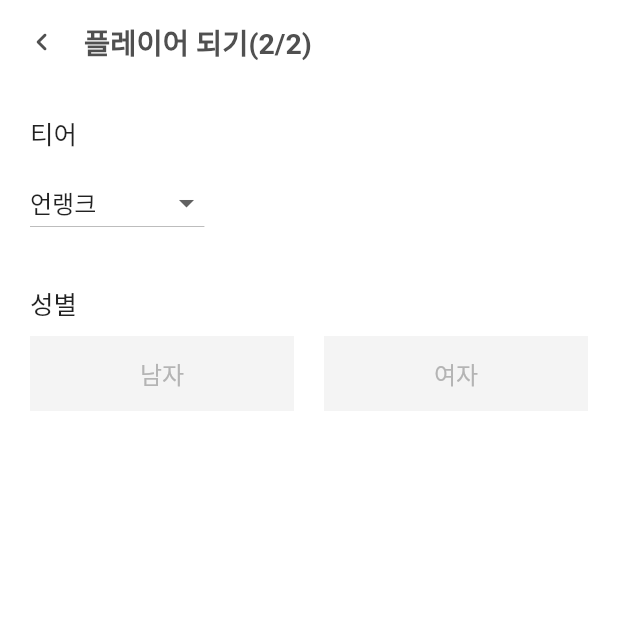
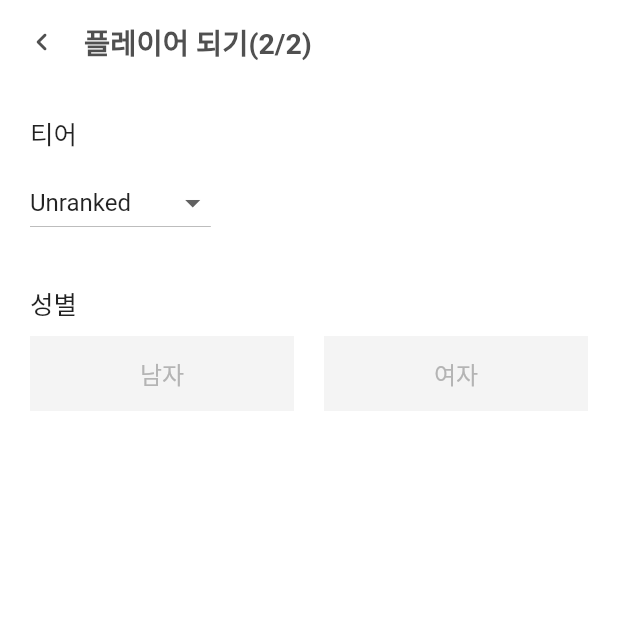
Before and after one commit to XIO1016/gamehaeduo, a Flutter app: the BecomePlayerPage2 screen opened by its route, on a phone screen of 412 x 824 dp, the top half of it. Run offline on Flutter 3.47's test engine with Material 2 defaults, Android fonts, the phone set to English and light mode, and no system bars; our stand-ins replace dio, flutter_rating_bar, flutter_swiper, get, image_picker; missing offline and left inert: dart:ffi, kakao_flutter_sdk_user; accounts and stored records are empty; Roboto replaces fonts that are missing (SD).

Commit message:
fix: fix minor errors

```diff
--- a/lib/controller/becomePlayer/BecomePlayerController.dart
+++ b/lib/controller/becomePlayer/BecomePlayerController.dart
@@ -43,18 +43,18 @@ class BecomePlayerController extends GetxController {
   RxBool writeFinish2 = false.obs;
   //티어
   final tierList = [
-    '언랭크',
-    '아이언',
-    '브론즈',
-    '실버',
-    '골드',
-    '플래티넘',
-    '다이아',
-    '마스터',
-    '그랜드 마스터',
-    '챌린저'
+    'Unranked',
+    'Iron',
+    'Bronze',
+    'Silver',
+    'Gold',
+    'Platinum',
+    'Diamond',
+    'Master',
+    'Grand Master',
+    'Challenger'
   ].obs;
-  RxString selected = "언랭크".obs;
+  RxString selected = "Unranked".obs;
 
   //성별
   List gender = ['남자', '여자'];
--- a/lib/controller/myPage/settingController.dart
+++ b/lib/controller/myPage/settingController.dart
@@ -12,7 +12,7 @@ import '../login/SignUpController.dart';
 class SettingController extends GetxController {
 
   static SettingController get to => Get.find<SettingController>();
-  RxBool on = profile.isOn.obs;
+  RxBool on = false.obs;
   onOff() async {
     if (on.value == false) {
       on(true);
```
Also changed, not shown: lib/controller/login/LoginController.dart (+14 -8 lines), lib/page/login/kakao_loginV1.dart (+19 -0 lines).
